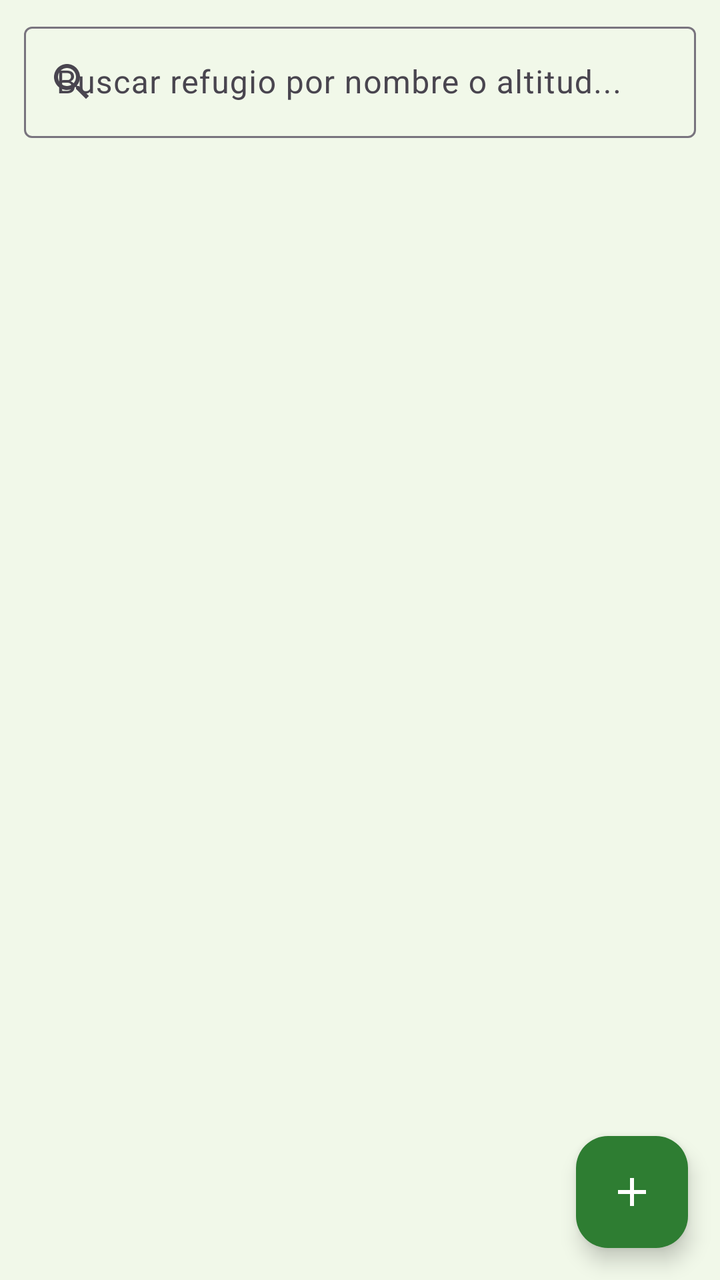
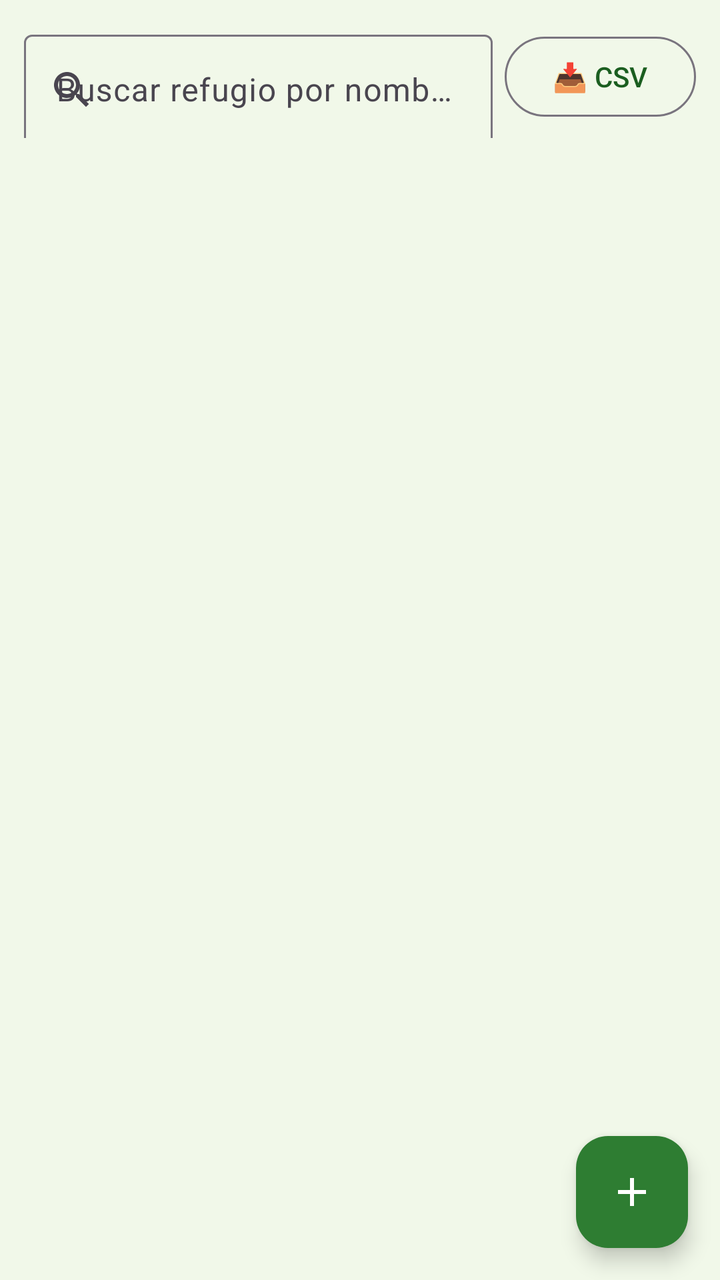

The first picture is an Android layout as it rendered before a commit; the second is the same layout after the commit. The layout source and the unified diff follow.
<!-- AndroidManifest.xml: application theme Theme.CampsAndMountain -->
<!-- res/layout/fragment_refugios.xml -->
<?xml version="1.0" encoding="utf-8"?>
<androidx.coordinatorlayout.widget.CoordinatorLayout xmlns:android="http://schemas.android.com/apk/res/android"
    xmlns:app="http://schemas.android.com/apk/res-auto"
    android:layout_width="match_parent"
    android:layout_height="match_parent">

    <LinearLayout
        android:layout_width="match_parent"
        android:layout_height="match_parent"
        android:orientation="vertical">

        <com.google.android.material.textfield.TextInputLayout
            style="@style/Widget.Material3.TextInputLayout.OutlinedBox"
            android:layout_width="match_parent"
            android:layout_height="wrap_content"
            android:layout_marginHorizontal="12dp"
            android:layout_marginTop="8dp"
            android:hint="Buscar refugio por nombre o altitud..."
            app:startIconDrawable="@drawable/ic_search">

            <com.google.android.material.textfield.TextInputEditText
                android:id="@+id/etSearchRefugio"
                android:layout_width="match_parent"
                android:layout_height="wrap_content"
                android:inputType="text" />
        </com.google.android.material.textfield.TextInputLayout>

        <TextView
            android:id="@+id/tvEmptyRefugios"
            android:layout_width="match_parent"
            android:layout_height="wrap_content"
            android:layout_marginTop="32dp"
            android:gravity="center"
            android:text="No se encontraron refugios"
            android:textColor="@color/slate_gray"
            android:textSize="16sp"
            android:visibility="gone" />

        <androidx.recyclerview.widget.RecyclerView
            android:id="@+id/rvRefugios"
            android:layout_width="match_parent"
            android:layout_height="match_parent"
            android:paddingBottom="80dp"
            android:clipToPadding="false"
            app:layoutManager="androidx.recyclerview.widget.LinearLayoutManager" />

    </LinearLayout>

    <com.google.android.material.floatingactionbutton.FloatingActionButton
        android:id="@+id/fabAddRefugio"
        android:layout_width="wrap_content"
        android:layout_height="wrap_content"
        android:layout_gravity="bottom|end"
        android:layout_margin="16dp"
        android:contentDescription="Agregar Refugio"
        android:src="@drawable/ic_add"
        app:backgroundTint="@color/primary_green"
        app:tint="@color/white" />

</androidx.coordinatorlayout.widget.CoordinatorLayout>
<!-- resources referenced by this layout -->
<resources>
  <color name="primary_green">#2E7D32</color>
  <color name="slate_gray">#37474F</color>
  <color name="white">#FFFFFF</color>
  <!-- drawable ic_add (drawable) -->
  <vector xmlns:android="http://schemas.android.com/apk/res/android"
      android:width="24dp"
      android:height="24dp"
      android:viewportWidth="24"
      android:viewportHeight="24">
      <path
          android:fillColor="#FFFFFF"
          android:pathData="M19,13H13V19H11V13H5V11H11V5H13V11H19V13Z" />
  </vector>
  <!-- drawable ic_search (drawable) -->
  <vector xmlns:android="http://schemas.android.com/apk/res/android"
      android:width="24dp"
      android:height="24dp"
      android:viewportWidth="24"
      android:viewportHeight="24">
      <path
          android:fillColor="#37474F"
          android:pathData="M15.5,14H14.71L14.43,13.73C15.41,12.59 16,11.11 16,9.5C16,5.91 13.09,3 9.5,3C5.91,3 3,5.91 3,9.5C3,13.09 5.91,16 9.5,16C11.11,16 12.59,15.41 13.73,14.43L14,14.71V15.5L19,20.49L20.49,19L15.5,14ZM9.5,14C7.01,14 5,11.99 5,9.5C5,7.01 7.01,5 9.5,5C11.99,5 14,7.01 14,9.5C14,11.99 11.99,14 9.5,14Z" />
  </vector>
  <style name="Theme.CampsAndMountain" parent="Base.Theme.CampsAndMountain" />
  <style name="Base.Theme.CampsAndMountain" parent="Theme.Material3.DayNight.NoActionBar">
          <item name="colorPrimary">@color/primary_green</item>
          <item name="colorPrimaryVariant">@color/primary_dark_green</item>
          <item name="colorOnPrimary">@color/white</item>
          <item name="colorSecondary">@color/slate_gray</item>
          <item name="colorOnSecondary">@color/white</item>
          <item name="colorTertiary">@color/accent_gold</item>
          <item name="android:statusBarColor">@color/primary_dark_green</item>
          <item name="android:windowBackground">@color/bg_light_green</item>
      </style>
  <color name="primary_dark_green">#1B5E20</color>
  <color name="accent_gold">#F57F17</color>
  <color name="bg_light_green">#F1F8E9</color>
</resources>

<!-- the commit's change to res/layout/fragment_refugios.xml (unified diff, before → after) -->
@@ -9,21 +9,40 @@
         android:layout_height="match_parent"
         android:orientation="vertical">
 
-        <com.google.android.material.textfield.TextInputLayout
-            style="@style/Widget.Material3.TextInputLayout.OutlinedBox"
+        <LinearLayout
             android:layout_width="match_parent"
             android:layout_height="wrap_content"
-            android:layout_marginHorizontal="12dp"
-            android:layout_marginTop="8dp"
-            android:hint="Buscar refugio por nombre o altitud..."
-            app:startIconDrawable="@drawable/ic_search">
+            android:gravity="center_vertical"
+            android:orientation="horizontal">
 
-            <com.google.android.material.textfield.TextInputEditText
-                android:id="@+id/etSearchRefugio"
-                android:layout_width="match_parent"
+            <com.google.android.material.textfield.TextInputLayout
+                style="@style/Widget.Material3.TextInputLayout.OutlinedBox"
+                android:layout_width="0dp"
                 android:layout_height="wrap_content"
-                android:inputType="text" />
-        </com.google.android.material.textfield.TextInputLayout>
+                android:layout_marginStart="12dp"
+                android:layout_marginTop="8dp"
+                android:layout_marginEnd="6dp"
+                android:layout_weight="1"
+                android:hint="Buscar refugio por nombre o sector..."
+                app:startIconDrawable="@drawable/ic_search">
+
+                <com.google.android.material.textfield.TextInputEditText
+                    android:id="@+id/etSearchRefugio"
+                    android:layout_width="match_parent"
+                    android:layout_height="wrap_content"
+                    android:inputType="text" />
+            </com.google.android.material.textfield.TextInputLayout>
+
+            <com.google.android.material.button.MaterialButton
+                android:id="@+id/btnImportarCsvRefugios"
+                style="@style/Widget.Material3.Button.OutlinedButton"
+                android:layout_width="wrap_content"
+                android:layout_height="wrap_content"
+                android:layout_marginTop="4dp"
+                android:layout_marginEnd="12dp"
+                android:text="📥 CSV"
+                android:textColor="@color/primary_dark_green" />
+        </LinearLayout>
 
         <TextView
             android:id="@+id/tvEmptyRefugios"
@@ -40,8 +59,8 @@
             android:id="@+id/rvRefugios"
             android:layout_width="match_parent"
             android:layout_height="match_parent"
+            android:clipToPadding="false"
             android:paddingBottom="80dp"
-            android:clipToPadding="false"
             app:layoutManager="androidx.recyclerview.widget.LinearLayoutManager" />
 
     </LinearLayout>
